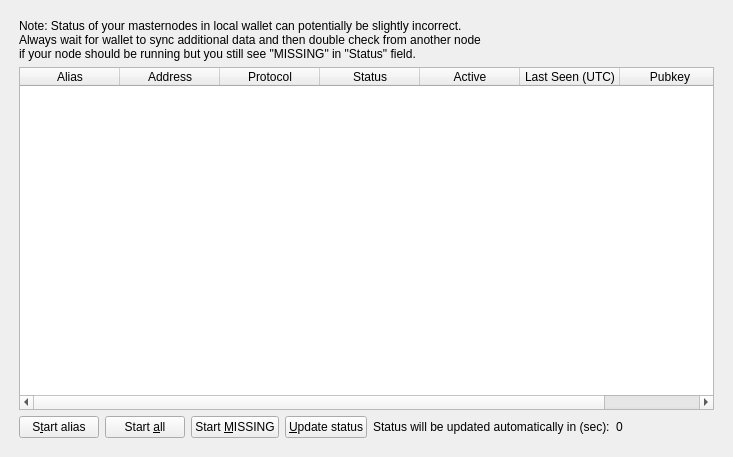
The window that src/qt/forms/masternodelist.ui (MCLXI/Cato) describes before a commit, drawn with Qt 5.
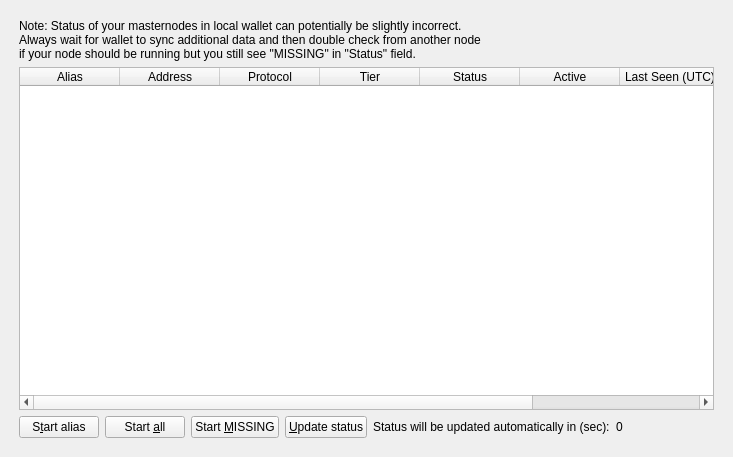
The same window after the commit.

Diff of the .ui file:
```diff
--- a/src/qt/forms/masternodelist.ui
+++ b/src/qt/forms/masternodelist.ui
@@ -132,6 +132,11 @@
              <string>Protocol</string>
             </property>
            </column>
+	   <column>
+	    <property name="text">
+	     <string>Tier</string>
+	    </property>
+	   </column>
            <column>
             <property name="text">
              <string>Status</string>
```
